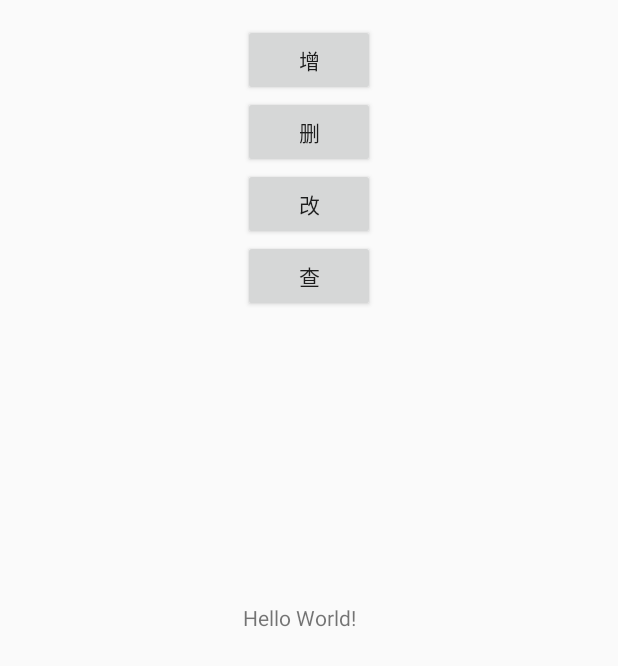
After one commit to shenjianli/Fly, an Android app: the GreenDaoActivity screen opened directly, with no data from a screen before it, on a phone screen of 412 x 824 dp. The commit adds this screen. Shown: the top 666 px of the screen. Run offline under Robolectric (Android 15) with nearby library versions, the phone set to English and light mode, and no system bars; our stand-ins replace ButterKnife; libraries missing offline, so code that uses them is left out: com.shen.netclient; 4 statements that could not run were skipped.

Commit message:
增加数据库使用实例  GreenDao

```diff
--- a/app/src/main/AndroidManifest.xml
+++ b/app/src/main/AndroidManifest.xml
@@ -120,6 +120,7 @@
         <activity android:name=".app.activity.QuoteShowActivity"/>
         <activity android:name=".app.activity.LocationActivity"/>
         <activity android:name=".app.activity.InputMapActivity"/>
+        <activity android:name=".app.activity.GreenDaoActivity"/>
 
 
     </application>
--- /dev/null
+++ b/app/src/main/java/com/shenjianli/fly/app/activity/GreenDaoActivity.java
@@ -0,0 +1,115 @@
+package com.shenjianli.fly.app.activity;
+
+import android.os.Bundle;
+import android.view.View;
+import android.widget.Button;
+import android.widget.TextView;
+
+import com.shenjianli.fly.R;
+import com.shenjianli.fly.app.FlyApp;
+import com.shenjianli.fly.app.base.BaseActivity;
+import com.shenjianli.fly.app.db.LocEntityDao;
+import com.shenjianli.fly.model.LocEntity;
+
+import java.util.List;
+
+import butterknife.Bind;
+import butterknife.ButterKnife;
+import butterknife.OnClick;
+
+/**
+ * Created by edianzu on 2017/4/10.
+ */
+public class GreenDaoActivity extends BaseActivity {
+
+    @Bind(R.id.textView)
+    TextView textView;
+    @Bind(R.id.button)
+    Button button;
+    @Bind(R.id.button2)
+    Button button2;
+    @Bind(R.id.button3)
+    Button button3;
+    @Bind(R.id.button4)
+    Button button4;
+
+    LocEntityDao locEntityDao;
+    LocEntity locEntity;
+
+    @Override
+    protected void onCreate(Bundle savedInstanceState) {
+        super.onCreate(savedInstanceState);
+        setContentView(R.layout.activity_green_dao_layout);
+        ButterKnife.bind(this);
+        locEntityDao = FlyApp.getAppInstance().getDaoSession().getLocEntityDao();
+    }
+
+    @OnClick({R.id.button, R.id.button2, R.id.button3, R.id.button4})
+    public void onClick(View view) {
+        switch (view.getId()) {
+            case R.id.button:
+                addDate();
+                break;
+            case R.id.button2:
+                deleteDate();
+                break;
+            case R.id.button3:
+                updateDate();
+                break;
+            case R.id.button4:
+                findDate();
+                break;
+        }
+    }
+
+    /**
+     * 增加数据
+     */
+    private void addDate() {
+        locEntity = new LocEntity();
+        locEntity.setId(100001L);
+        locEntity.setNickname("cqtddt");
+        locEntity.setUsername("shenjianli001");
+        locEntityDao.insert(locEntity);//添加一个
+        textView.setText(locEntity.getUsername());
+    }
+
+    /**
+     * 删除数据
+     */
+    private void deleteDate() {
+        deleteUserById(100001L);
+    }
+
+    /**
+     * 根据主键删除User
+     *
+     * @param id User的主键Id
+     */
+    public void deleteUserById(long id) {
+        locEntityDao.deleteByKey(id);
+    }
+
+    /**
+     * 更改数据
+     */
+    private void updateDate() {
+        locEntity = new LocEntity();
+        locEntity.setId(100001L);
+        locEntity.setNickname("cqtddt");
+        locEntity.setUsername("shenjianli");
+        locEntityDao.update(locEntity);
+    }
+
+    /**
+     * 查找数据
+     */
+    private void findDate() {
+        List<LocEntity> users = locEntityDao.loadAll();
+        String userName = "";
+        for (int i = 0; i < users.size(); i++) {
+            userName += users.get(i).getUsername()+",";
+        }
+        textView.setText("查询全部数据==>"+userName);
+    }
+}
--- /dev/null
+++ b/app/src/main/res/layout/activity_green_dao_layout.xml
@@ -0,0 +1,55 @@
+<?xml version="1.0" encoding="utf-8"?>
+<RelativeLayout xmlns:android="http://schemas.android.com/apk/res/android"
+    xmlns:tools="http://schemas.android.com/tools"
+    android:layout_width="match_parent"
+    android:layout_height="match_parent"
+    android:paddingBottom="@dimen/activity_vertical_margin"
+    android:paddingLeft="@dimen/activity_horizontal_margin"
+    android:paddingRight="@dimen/activity_horizontal_margin"
+    android:paddingTop="@dimen/activity_vertical_margin"
+    tools:context="com.anye.greendao.MainActivity">
+
+
+    <TextView
+        android:layout_width="wrap_content"
+        android:layout_height="wrap_content"
+        android:text="Hello World!"
+        android:id="@+id/textView"
+        android:layout_centerVertical="true"
+        android:layout_alignLeft="@+id/button4"
+        android:layout_alignStart="@+id/button4" />
+
+    <Button
+        android:layout_width="wrap_content"
+        android:layout_height="wrap_content"
+        android:text="增"
+        android:id="@+id/button"
+        android:layout_alignParentTop="true"
+        android:layout_centerHorizontal="true" />
+
+    <Button
+        android:layout_width="wrap_content"
+        android:layout_height="wrap_content"
+        android:text="删"
+        android:id="@+id/button2"
+        android:layout_below="@+id/button"
+        android:layout_centerHorizontal="true" />
+
+    <Button
+        android:layout_width="wrap_content"
+        android:layout_height="wrap_content"
+        android:text="改"
+        android:id="@+id/button3"
+        android:layout_below="@+id/button2"
+        android:layout_alignLeft="@+id/button2"
+        android:layout_alignStart="@+id/button2" />
+
+    <Button
+        android:layout_width="wrap_content"
+        android:layout_height="wrap_content"
+        android:text="查"
+        android:id="@+id/button4"
+        android:layout_below="@+id/button3"
+        android:layout_centerHorizontal="true" />
+
+</RelativeLayout>
--- a/build.gradle
+++ b/build.gradle
@@ -3,9 +3,11 @@
 buildscript {
     repositories {
         jcenter()
+        mavenCentral() // add repository
     }
     dependencies {
         classpath 'com.android.tools.build:gradle:2.1.0'
+        classpath 'org.greenrobot:greendao-gradle-plugin:3.2.0'
 
         // NOTE: Do not place your application dependencies here; they belong
         // in the individual module build.gradle files
@@ -15,6 +17,7 @@ buildscript {
 allprojects {
     repositories {
         jcenter()
+        mavenCentral() // add repository
     }
 }
 
```
Also changed, not shown: app/build.gradle (+9 -0 lines), app/src/main/java/com/shenjianli/fly/app/FlyApp.java (+26 -0 lines), app/src/main/java/com/shenjianli/fly/app/activity/MainActivity.java (+5 -5 lines), app/src/main/java/com/shenjianli/fly/app/db/DBHelper.java (added, +61 -0 lines), app/src/main/java/com/shenjianli/fly/model/LocEntity.java (added, +48 -0 lines).
